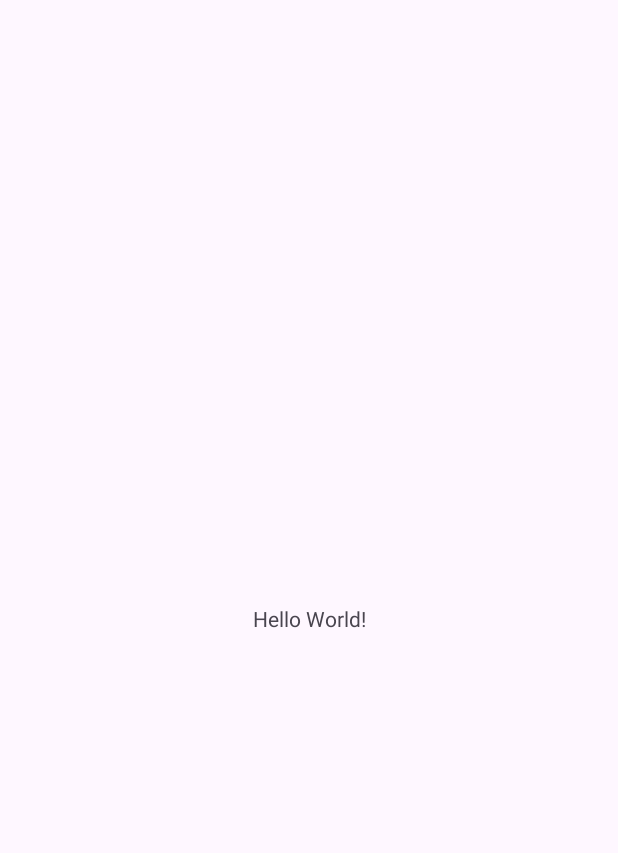
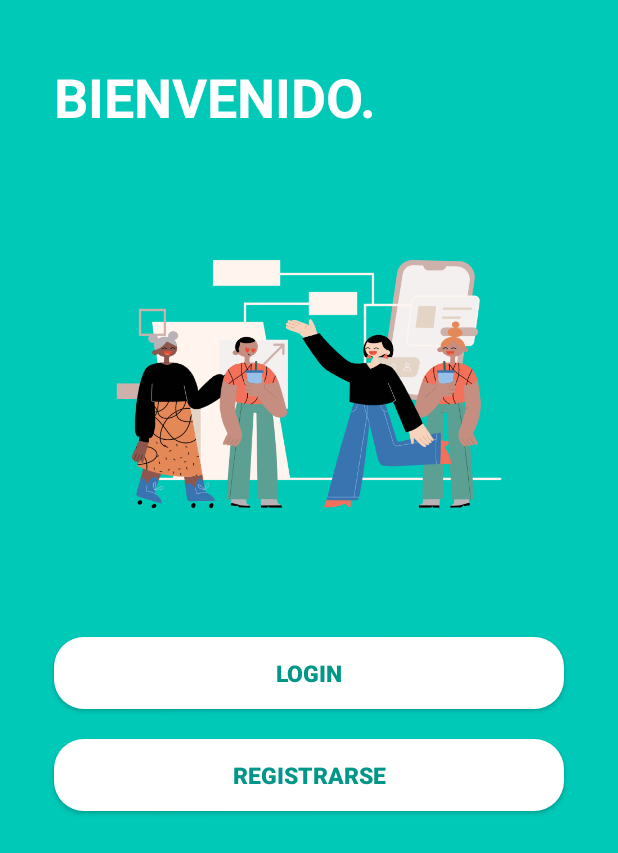
Before and after one commit to josego16/Proyecto_PMMD, an Android app: the screen it shows after launch (MainActivity before the commit, LoginActivity after it), on a phone screen of 412 x 824 dp. Before the commit the part shown is almost empty. Shown: the top 853 px of the screen. Run offline under Robolectric (Android 15) with nearby library versions, the phone set to English and light mode, and no system bars.

Commit message:
Version 1.0: hemos comenzado la version de planificacion, Login & Registro.

```diff
--- a/app/build.gradle.kts
+++ b/app/build.gradle.kts
@@ -33,6 +33,9 @@ android {
     kotlinOptions {
         jvmTarget = "1.8"
     }
+    viewBinding {
+        enable = true
+    }
 }
 
 dependencies {
--- a/app/src/main/AndroidManifest.xml
+++ b/app/src/main/AndroidManifest.xml
@@ -14,9 +14,6 @@
         tools:targetApi="31">
         <activity
             android:name=".LoginActivity"
-            android:exported="false" />
-        <activity
-            android:name=".MainActivity"
             android:exported="true">
             <intent-filter>
                 <action android:name="android.intent.action.MAIN" />
@@ -24,6 +21,9 @@
                 <category android:name="android.intent.category.LAUNCHER" />
             </intent-filter>
         </activity>
+        <activity
+            android:name=".MainActivity"
+            android:exported="false" />
     </application>
 
 </manifest>
--- /dev/null
+++ b/app/src/main/res/drawable/bg_btn.xml
@@ -0,0 +1,7 @@
+<?xml version="1.0" encoding="utf-8"?>
+<shape xmlns:android="http://schemas.android.com/apk/res/android"
+    android:shape="rectangle">
+
+    <solid android:color="@color/white" />
+    <corners android:radius="20dp" />
+</shape>
--- a/app/src/main/res/layout/activity_login.xml
+++ b/app/src/main/res/layout/activity_login.xml
@@ -4,6 +4,68 @@
     xmlns:tools="http://schemas.android.com/tools"
     android:layout_width="match_parent"
     android:layout_height="match_parent"
+    android:background="@color/primary_color"
+    android:paddingHorizontal="16dp"
+    android:paddingVertical="20dp"
     tools:context=".LoginActivity">
 
+    <androidx.constraintlayout.widget.ConstraintLayout
+        android:id="@+id/id_layout_login"
+        android:layout_width="match_parent"
+        android:layout_height="match_parent"
+        app:layout_constraintBottom_toBottomOf="parent"
+        app:layout_constraintEnd_toEndOf="parent"
+        app:layout_constraintStart_toStartOf="parent"
+        app:layout_constraintTop_toTopOf="parent">
+
+        <TextView
+            android:id="@+id/tv_started_title"
+            android:layout_width="match_parent"
+            android:layout_height="wrap_content"
+            android:layout_margin="20dp"
+            android:text="@string/text_started_title"
+            android:textColor="@color/white"
+            android:textSize="36sp"
+            android:textStyle="bold"
+            app:layout_constraintEnd_toEndOf="parent"
+            app:layout_constraintStart_toStartOf="parent"
+            app:layout_constraintTop_toTopOf="parent" />
+
+        <ImageView
+            android:id="@+id/id_img_illustrated"
+            android:layout_width="300dp"
+            android:layout_height="300dp"
+            android:layout_margin="16dp"
+            android:contentDescription="@string/description_img"
+            android:src="@drawable/illustration_started"
+            app:layout_constraintEnd_toEndOf="parent"
+            app:layout_constraintStart_toStartOf="parent"
+            app:layout_constraintTop_toBottomOf="@id/tv_started_title" />
+
+        <androidx.appcompat.widget.AppCompatButton
+            android:id="@+id/id_btn_login"
+            style="@style/ButtonWhite"
+            android:layout_width="match_parent"
+            android:layout_height="wrap_content"
+            android:layout_margin="20dp"
+            android:text="@string/text_btn_login"
+            android:textColor="#009688"
+            app:layout_constraintBottom_toTopOf="@id/id_btn_register"
+            app:layout_constraintEnd_toEndOf="parent"
+            app:layout_constraintStart_toStartOf="parent"
+            app:layout_constraintTop_toBottomOf="@+id/id_img_illustrated" />
+
+        <androidx.appcompat.widget.AppCompatButton
+            android:id="@+id/id_btn_register"
+            style="@style/ButtonWhite"
+            android:layout_width="match_parent"
+            android:layout_height="wrap_content"
+            android:layout_margin="20dp"
+            android:text="@string/text_btn_register"
+            android:textColor="#009688"
+            app:layout_constraintEnd_toEndOf="parent"
+            app:layout_constraintStart_toStartOf="parent"
+            app:layout_constraintTop_toBottomOf="@id/id_btn_login" />
+
+    </androidx.constraintlayout.widget.ConstraintLayout>
 </androidx.constraintlayout.widget.ConstraintLayout>
--- a/app/src/main/res/values/colors.xml
+++ b/app/src/main/res/values/colors.xml
@@ -1,5 +1,13 @@
 <?xml version="1.0" encoding="utf-8"?>
 <resources>
-    <color name="black">#FF000000</color>
+    <color name="black">#000000</color>
     <color name="white">#FFFFFFFF</color>
+    <color name="purple_200">#FFBB86FC</color>
+    <color name="purple_500">#FF6200EE</color>
+    <color name="purple_700">#FF3700B3</color>
+    <color name="teal_200">#FF03DAC5</color>
+    <color name="teal_700">#FF018786</color>
+    <color name="primary_color">#00C9B8</color>
+    <color name="grey">#888888</color>
+    <color name="grey_light">#F0F0F0</color>
 </resources>
--- a/app/src/main/res/values/strings.xml
+++ b/app/src/main/res/values/strings.xml
@@ -1,3 +1,7 @@
 <resources>
     <string name="app_name">Proyecto_PMMD</string>
+    <string name="text_started_title">BIENVENIDO.</string>
+    <string name="description_img">imagen login</string>
+    <string name="text_btn_register">REGISTRARSE</string>
+    <string name="text_btn_login">Login</string>
 </resources>
--- a/app/src/main/res/values/themes.xml
+++ b/app/src/main/res/values/themes.xml
@@ -1,9 +1,24 @@
-<resources xmlns:tools="http://schemas.android.com/tools">
+<resources>
     <!-- Base application theme. -->
     <style name="Base.Theme.Proyecto_PMMD" parent="Theme.Material3.DayNight.NoActionBar">
-        <!-- Customize your light theme here. -->
-        <!-- <item name="colorPrimary">@color/my_light_primary</item> -->
+        <!-- Primary brand color -->
+        <item name="colorPrimary">@color/primary_color</item>
+        <item name="colorPrimaryVariant">@color/primary_color</item>
+        <item name="colorOnPrimary">@color/white</item>
+        <!-- Secondary brand color -->
+        <item name="colorSecondary">@color/teal_200</item>
+        <item name="colorSecondaryVariant">@color/teal_700</item>
+        <item name="colorOnSecondary">@color/black</item>
+        <!-- Status bar color -->
+        <item name="android:statusBarColor">?attr/colorPrimaryVariant</item>
     </style>
 
     <style name="Theme.Proyecto_PMMD" parent="Base.Theme.Proyecto_PMMD" />
+
+    <style name="ButtonWhite">
+        <item name="android:background">@drawable/bg_btn</item>
+        <item name="android:textColor">@color/primary_color</item>
+        <item name="android:textSize">15sp</item>
+        <item name="android:textStyle">bold</item>
+    </style>
 </resources>
```
Also changed, not shown: app/src/main/java/com/example/proyecto_pmmd/dialogues/DialogLogin.kt (added, +7 -0 lines), app/src/main/java/com/example/proyecto_pmmd/dialogues/DialogRegister.kt (added, +7 -0 lines), app/src/main/res/drawable/ic_account.xml (added, +9 -0 lines), app/src/main/res/drawable/ic_circle_account.xml (added, +13 -0 lines), app/src/main/res/drawable/ic_email.xml (added, +9 -0 lines), app/src/main/res/drawable/ic_lock.xml (added, +13 -0 lines), app/src/main/res/drawable/illustration_started.png (added).
